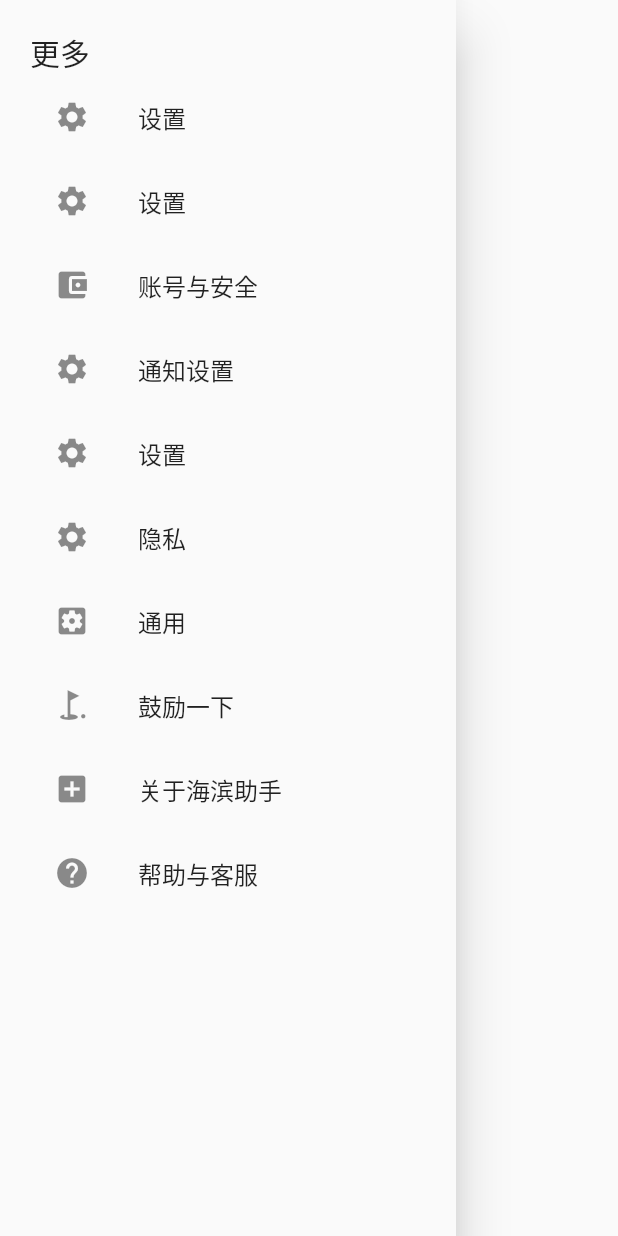
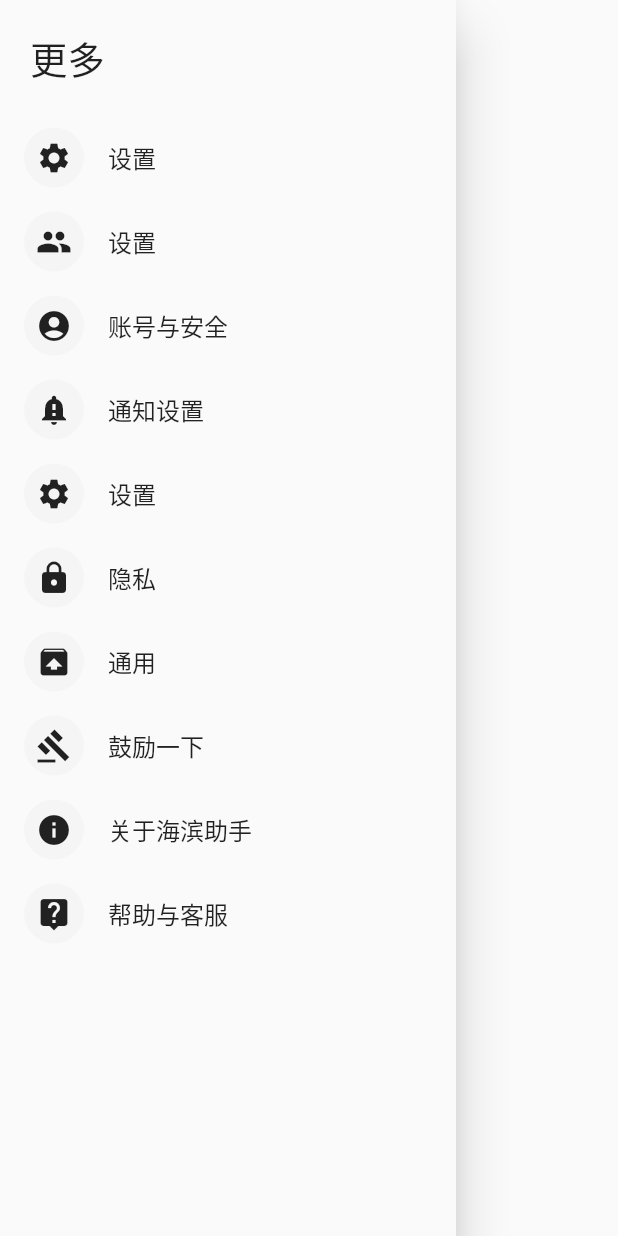
Before and after one commit to xushiwang/Flutter-HBZS, a Flutter app: the MyDrawer widget shown alone on an empty page, opened directly, on a phone screen of 412 x 824 dp. Run offline on Flutter 3.47's test engine with Material 2 defaults, Android fonts, the phone set to English and light mode, and no system bars; network calls fail.

Commit message:
美化Drawer
美化Drawer

```diff
--- a/lib/pages/tabs/Me.dart
+++ b/lib/pages/tabs/Me.dart
@@ -24,7 +24,7 @@ class _MePageState extends State<MePage> {
           style: TextStyle(color: Colors.black)
         ),
         backgroundColor: Colors.white,
-        //backgroundColor: Color.fromARGB(255, 216,30, 6),//网易红
+        // backgroundColor: Color.fromARGB(255, 216,30, 6),//网易红
         // leading: IconButton(
         //   icon: Icon(Icons.menu),
         //   color: Colors.grey,
--- a/lib/pages/tabs/MyDrawer.dart
+++ b/lib/pages/tabs/MyDrawer.dart
@@ -1,4 +1,5 @@
 import 'package:flutter/material.dart';
+import 'package:hbzs/res/customview.dart';
 
 class MyDrawer extends StatelessWidget {
   const MyDrawer({Key key}) : super(key: key);
@@ -10,87 +11,107 @@ class MyDrawer extends StatelessWidget {
           elevation: 15,
           child: ListView(
           ///edit start
-          padding: EdgeInsets.all(20),
+          //padding: EdgeInsets.all(20),
 
           ///edit end
           children: <Widget>[
-
             Container(
+              margin: EdgeInsets.all(20),
               child: Text(
                 '更多',
                 style: TextStyle(
-                  fontSize: 20,
-                  fontWeight: FontWeight.w300,
+                  fontSize: 25,
+                  fontWeight: FontWeight.w400,
                 ),
               ),
 
             ),
             //Text:Text('dsf'),
             ListTile(
-              leading: Icon(Icons.settings),
+              leading: CircleAvatar(
+                child: Icon(Icons.settings),
+              ),
               title: Text('设置'),
               onTap: (){
                 print('点击了设置');
               },
             ),
             ListTile(
-              leading: Icon(Icons.settings),
+              leading: CircleAvatar(
+                child: Icon(Icons.people),
+              ),
               title: Text('设置'),
               onTap: (){
                 print('点击了设置');
               },
             ),
             ListTile(
-              leading: Icon(Icons.account_balance_wallet),
+              leading: CircleAvatar(
+                child: Icon(Icons.account_circle),
+              ),
               title: Text('账号与安全'),
               onTap: (){
                 print('点击了账号与安全');
               },
             ),
             ListTile(
-              leading: Icon(Icons.settings),
+              leading: CircleAvatar(
+                child: Icon(Icons.notification_important),
+              ),
               title: Text('通知设置'),
               onTap: (){
                 print('点击了通知设置');
               },
             ),
             ListTile(
-              leading: Icon(Icons.settings),
+              leading: CircleAvatar(
+                child: Icon(Icons.settings),
+              ),
               title: Text('设置'),
               onTap: (){
                 print('点击了设置');
               },
             ),
             ListTile(
-              leading: Icon(Icons.settings),
+              leading: CircleAvatar(
+                child: Icon(Icons.lock),
+              ),
               title: Text('隐私'),
               onTap: (){
                 print('点击了隐私');
               },
             ),
             ListTile(
-              leading: Icon(Icons.settings_applications),
+              leading: CircleAvatar(
+                child: Icon(Icons.unarchive),
+              ),
               title: Text('通用'),
               onTap: (){
                 print('点击了通用');
               },
             ),
             ListTile(
-              leading: Icon(Icons.golf_course),
+              leading: CircleAvatar(
+                child: Icon(Icons.gavel),
+              ),
               title: Text('鼓励一下'),
               onTap: (){
                 print('点击了鼓励一下');
               },
             ),
             ListTile(
-              leading: Icon(Icons.add_box),
+              leading: CircleAvatar(
+                child: Icon(Icons.info),
+              ),
               title: Text('关于海滨助手'),
               onTap: (){
                 print('点击关于海滨助手');
               },
             ),
             ListTile(
-              leading: Icon(Icons.help),
+              leading: CircleAvatar(
+                child: Icon(Icons.live_help),
+              ),
               title: Text('帮助与客服'),
               onTap: (){
                 print('点击了帮助与客服');
```
